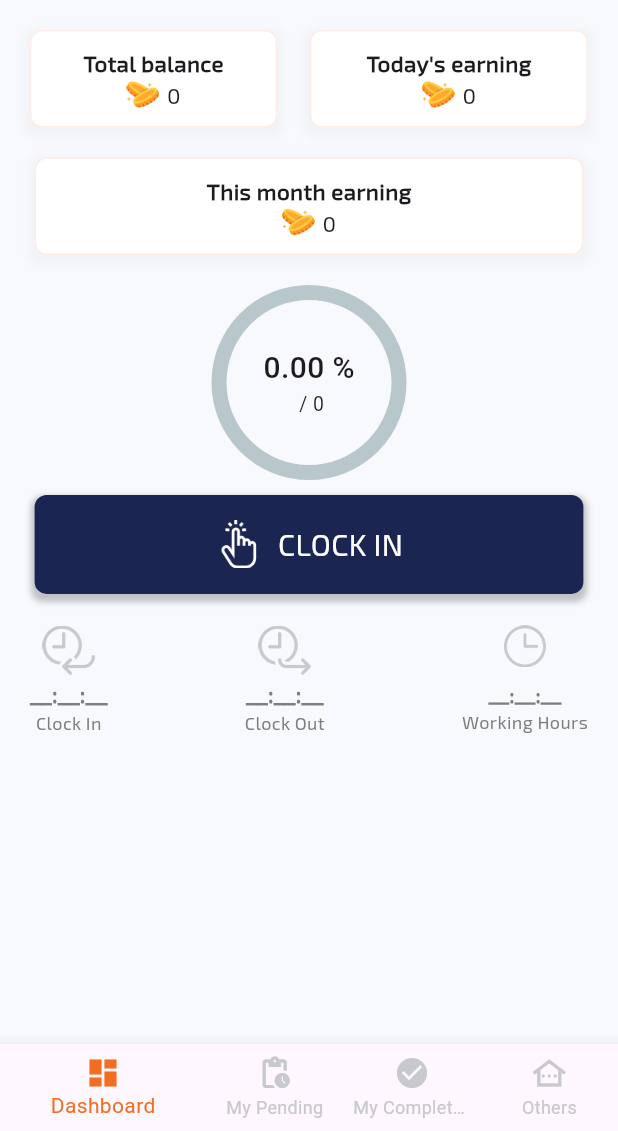
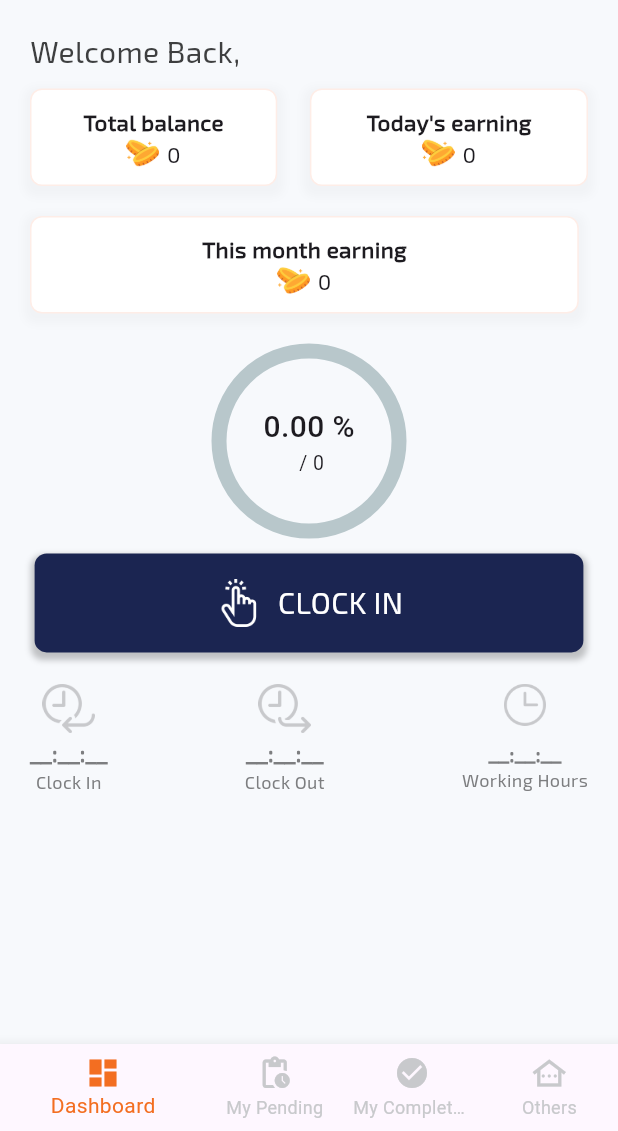
Before and after one commit to BurhanArif2611/vahan-cleaner, a Flutter app: the HomeScreen screen opened by its route, on a phone screen of 412 x 824 dp, the part 105-1236 px from its top. Run offline on Flutter 3.47's test engine with Material 3 defaults, Android fonts, the light colour scheme and no system bars; drawn by our look-alikes of percent_indicator; our stand-ins replace flutter_image_compress, flutter_screenutil, form_field_validator, geolocator, get, get_storage and 1 more; accounts and stored records are empty; network calls fail.

Commit message:
Added the cleanerName on dashBoard screen, and resolve the vahan data added in list kon refresh action issue resolve.

```diff
--- a/lib/screen/authentication/log_in/login_controller.dart
+++ b/lib/screen/authentication/log_in/login_controller.dart
@@ -42,6 +42,7 @@ class LoginController extends GetxController {
           // ignore: use_build_context_synchronously
           setSnackBar(loginResponse.message ?? "", context, loginResponse.status ?? false);
           GetSfLocalStorage.setAuthToken(loginResponse.cleanerdata?.token ?? "");
+          GetSfLocalStorage.setCleanerName(loginResponse.cleanerdata?.name ?? "");
           Get.offAllNamed(AppRoutes.homePage);
         } else {
           printApiResponse(url: (Uri.parse(Apis.baseUrl + Apis.loginWithPasswordUrl).toString()), statusCode: response.statusCode.toString(), response: responseBody.body );
--- a/lib/screen/home_page/home_page_widget/dashboard_screen/dashboard_screen.dart
+++ b/lib/screen/home_page/home_page_widget/dashboard_screen/dashboard_screen.dart
@@ -36,7 +36,17 @@ class _DashBoardScreenState extends State<DashBoardScreen> {
                   Padding(
                     padding: const EdgeInsets.all(20.0),
                     child: Column(
+                      crossAxisAlignment: CrossAxisAlignment.start,
                       children: [
+                        Text("Welcome Back, ${controller.userName}",
+                          style: TextStyle(
+                              color: AppColor.neutral_700,
+                              fontFamily: FontFamily.fontFamily,
+                              fontSize: 20,
+                              fontWeight: FontWeight.w500
+                          ),
+                        ),
+                        const SizedBox(height: 10),
                         Row(
                           mainAxisAlignment: MainAxisAlignment.spaceBetween,
                           children: [
@@ -221,6 +231,9 @@ class _DashBoardScreenState extends State<DashBoardScreen> {
                           ),
                         ),
                         const SizedBox(height: 10),
+                        Row(
+                          mainAxisAlignment: MainAxisAlignment.center,
+                          children: [
                             CircularPercentIndicator(
                               radius: 65.0,
                               lineWidth: 10.0,
@@ -241,6 +254,8 @@ class _DashBoardScreenState extends State<DashBoardScreen> {
                               ),
                               circularStrokeCap: CircularStrokeCap.round,
                               progressColor: primaryColor,
+                            ),
+                          ],
                         ),
                         const SizedBox(height: 10),
                         Row(
--- a/lib/screen/home_page/home_page_widget/dashboard_screen/dashboard_screen_controller.dart
+++ b/lib/screen/home_page/home_page_widget/dashboard_screen/dashboard_screen_controller.dart
@@ -25,11 +25,13 @@ class DashBoardScreenController extends GetxController{
   int thismonthEarning = 0;
   int target = 0;
   double achivePrecentage = 0.0;
+  String userName = "";
 
   /// Initial method.
   @override
   onInit() async {
     super.onInit();
+    userName = GetSfLocalStorage.getCleanerName();
     sendLocation();
     getDashBoardData();
   }
--- a/lib/screen/home_page/home_page_widget/other_subscription_screen/other_subscription_controller.dart
+++ b/lib/screen/home_page/home_page_widget/other_subscription_screen/other_subscription_controller.dart
@@ -53,6 +53,7 @@ class OtherSubscriptionController extends GetxController {
   Future<void> getOthersVahanData() async {
     isLoading(true);
     String formattedDate = DateFormat('yyyy-MM-dd').format(now);
+    filterOthersVahans.clear();
     try {
       final response = await http.get(Uri.parse("${Apis.baseUrl}${Apis.getOtherCleanerUrl}${GetSfLocalStorage.getAuthToken()}&date=$formattedDate"));
       OtherSubscriptionModel otherVahanData = otherSubscriptionModelFromJson(response.body);
--- a/lib/screen/home_page/home_page_widget/pending_subscription_screen/pending_subscription_controller.dart
+++ b/lib/screen/home_page/home_page_widget/pending_subscription_screen/pending_subscription_controller.dart
@@ -55,6 +55,7 @@ class PendingSubscriptionController extends GetxController {
   Future<void> getPendingVahanData() async {
     isLoading(true);
     String formattedDate = DateFormat('yyyy-MM-dd').format(now);
+    filteredList.clear();
     try {
       final response = await http.get(Uri.parse("${Apis.baseUrl}${Apis.getPendingCleanerUrl}${GetSfLocalStorage.getAuthToken()}&date=$formattedDate"));
       ViewPendingSubscriptionResponse vahansLIst = viewSubscriptionResponseFromJson(response.body);
--- a/lib/shared_preferences/local_data.dart
+++ b/lib/shared_preferences/local_data.dart
@@ -70,9 +70,19 @@ class GetSfLocalStorage {
     box.write(GetXStorageConstants.clockOut, clocKOutTime);
   }
 
-  /// to get last logged time.
+  /// to get last clockOut time.
   static String getClockOutTime() {
     return box.read(GetXStorageConstants.clockOut) ?? "";
+  }
+
+  /// to save clockOut time.
+  static void setCleanerName(String cleanerName) {
+    box.write(GetXStorageConstants.cleanerName, cleanerName);
+  }
+
+  /// to get last logged time.
+  static String getCleanerName() {
+    return box.read(GetXStorageConstants.cleanerName) ?? "";
   }
 
   /// for clearing all data
@@ -84,6 +94,7 @@ class GetSfLocalStorage {
 class GetXStorageConstants {
   static const authToken = "Authorization";
   static const clockOut = "clockOut";
+  static const cleanerName = "cleanerName";
   static const login = "login";
   static const rememberMe = "rememberMe";
   static const isBioMetric = "isBioMetric";
```
Lines whose indentation alone changed are shown as unchanged.
